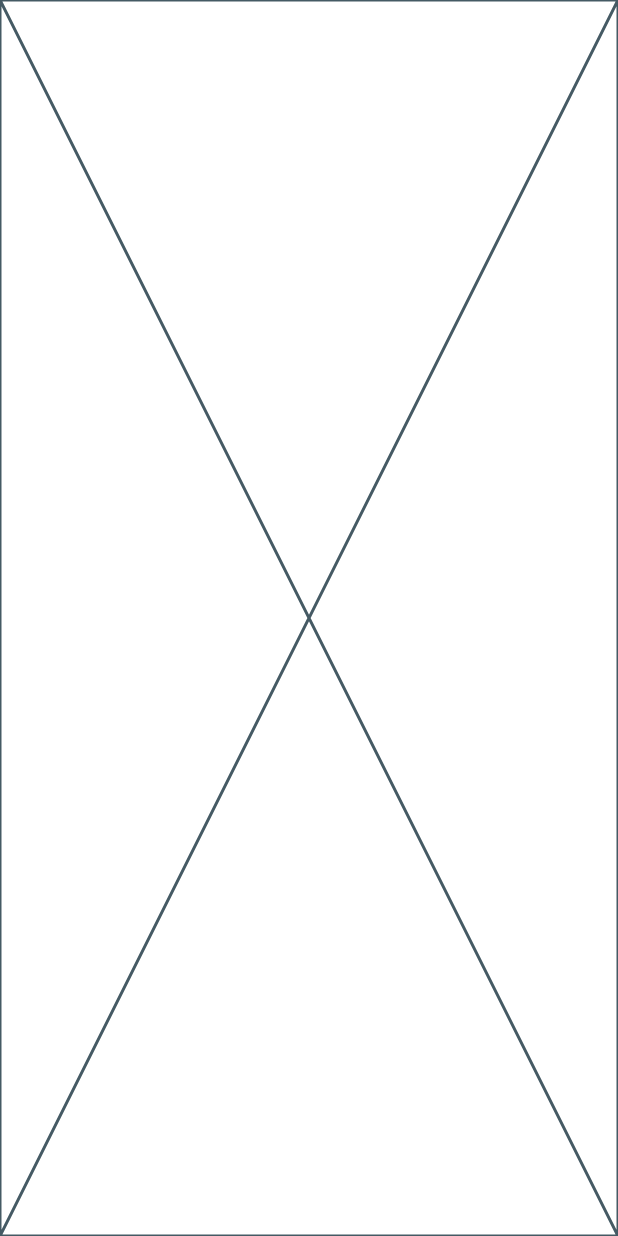
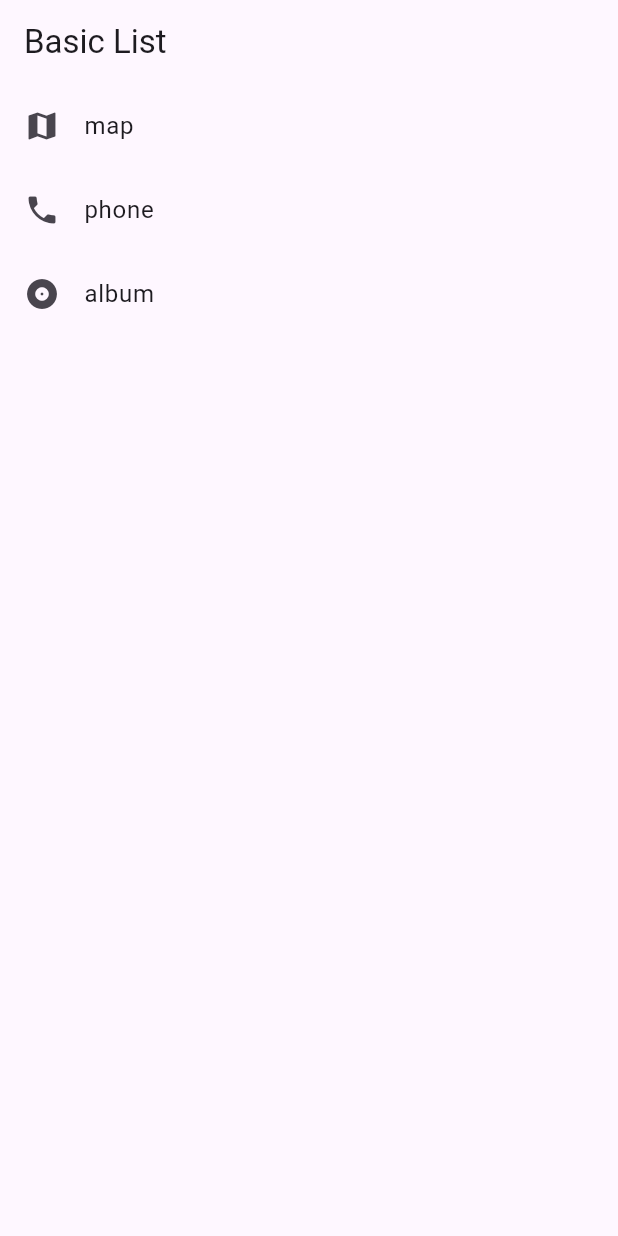
Before and after one commit to riyazahmadwani/Flutter-Tutorials, a Flutter app: the screen it shows after launch, on a phone screen of 412 x 824 dp. Run offline on Flutter 3.47's test engine with Material 3 defaults, Android fonts, the phone set to English and light mode, and no system bars.

Commit message:
basic List

```diff
--- a/Flutter-Tutorials-main/flutter_tutorials_1/lib/main.dart
+++ b/Flutter-Tutorials-main/flutter_tutorials_1/lib/main.dart
@@ -26,6 +26,24 @@ class MyHomePage extends StatelessWidget {
 
   @override
   Widget build(BuildContext context) {
-    return const Placeholder();
+    const title = "Basic List";
+    return Scaffold(
+        appBar: AppBar(title: Text(title)),
+        body: ListView(
+          children: [
+            ListTile(
+              leading: Icon(Icons.map),
+              title: Text("map"),
+            ),
+            ListTile(
+              leading: Icon(Icons.phone),
+              title: Text("phone"),
+            ),
+            ListTile(
+              leading: Icon(Icons.album),
+              title: Text("album"),
+            ),
+          ],
+        ));
   }
 }
```
